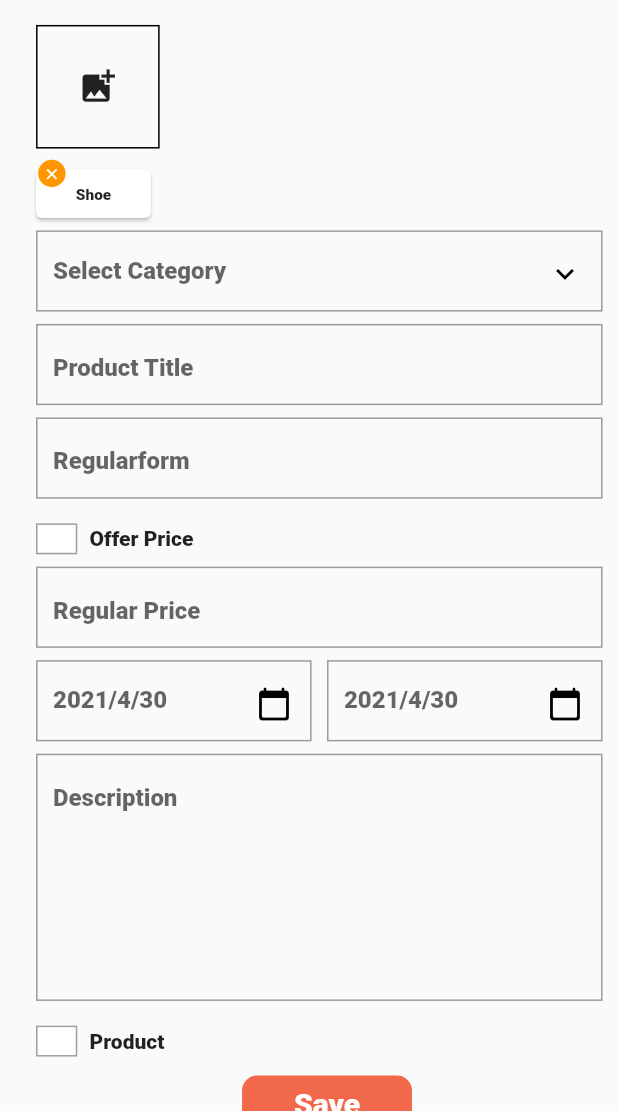
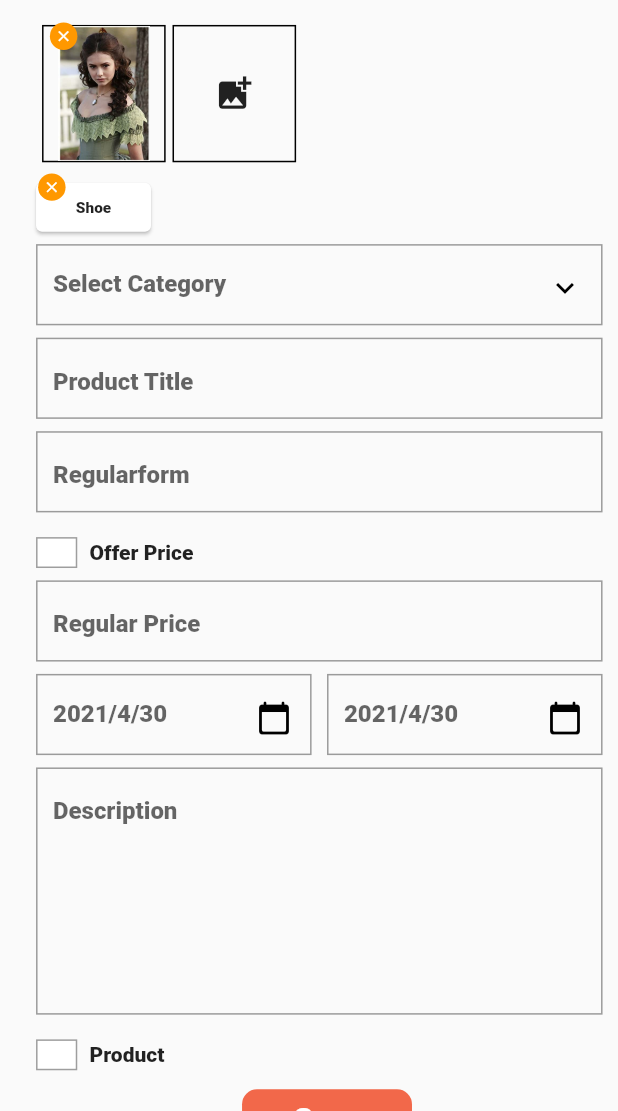
Before and after one commit to Gameofcode1/flutterproject, a Flutter app: the ProductAdd screen opened directly, on a phone screen of 412 x 824 dp, the part 125-1236 px from its top. Run offline on Flutter 3.47's test engine with Material 2 defaults, Android fonts, the phone set to English and light mode, and no system bars; drawn by our look-alikes of flutter_form_builder; our stand-ins replace animated_text_kit, cached_network_image, carousel_slider, font_awesome_flutter, image_picker, intro_slider and 1 more; accounts and stored records are empty; Roboto replaces fonts that are missing (Robotm).

Commit message:
image adjust on keyboard

```diff
--- a/lib/productDetail/models/list.dart
+++ b/lib/productDetail/models/list.dart
@@ -4,7 +4,12 @@ import 'dart:io';
 import 'package:myprofile/productadd/Listproduct/list.dart';
 
 class Allimage extends ChangeNotifier {
-  final List<Widget> images = [];
+  final List<Widget> images = [
+    Image(image: AssetImage("images/katherine.jpg"))
+
+
+
+  ];
 
   final List<bool> check = [
     false,
--- a/lib/productadd/Listproduct/list.dart
+++ b/lib/productadd/Listproduct/list.dart
@@ -1,17 +1,21 @@
-final List<String> catagorie = ["Clothing", "Electronics", "Fashions","Food"];
-final List<String> clothing = ["Men", "Women", "Child","Casual"];
-final List<String> electronic = ["Laptop", "Mobile", "Fridge","Washing Machine"];
-final List<String> fashion = ["Hoodie", "Glasses", "Gloves","Scarf"];
-final List<String> food= ["BreakFast", "Sweet", "Rice"];
+final List<String> catagorie = ["Clothing", "Electronics", "Fashions", "Food"];
+final List<String> clothing = ["Men", "Women", "Child", "Casual"];
+final List<String> electronic = [
+  "Laptop",
+  "Mobile",
+  "Fridge",
+  "Washing Machine"
+];
+final List<String> fashion = ["Hoodie", "Glasses", "Gloves", "Scarf"];
+final List<String> food = ["BreakFast", "Sweet", "Rice"];
 
+final List<String> men = ["Shirt", "Paint", "Shoe", "Meat"];
+final List<String> women = ["BreakFast", "Swe", "Rice", "Meat"];
+final List<String> child = ["BreakFast", "Sweet", "Ri", "Meat"];
+final List<String> causal = ["BreakFast", "Sweet", "Rice", "M"];
 
-final List<String> men= ["Shirt", "Paint", "Shoe","Meat"];
-final List<String>  women= ["BreakFast", "Swe", "Rice","Meat"];
-final List<String> child= ["BreakFast", "Sweet", "Ri","Meat"];
-final List<String> causal= ["BreakFast", "Sweet", "Rice","M"];
-
-var images={
-  "katherine":"images/katherine.jpg",
-  "sun":"images/fruits.jpg",
-  "mon":"images/bicycle.jpg",
+var images = {
+  "katherine": "images/katherine.jpg",
+  "sun": "images/fruits.jpg",
+  "mon": "images/bicycle.jpg",
 };
--- /dev/null
+++ b/lib/productadd/models/titles.dart
@@ -0,0 +1,6 @@
+
+class Title{
+ int id;
+String name;
+Title({this.id,this.name});
+}
--- a/lib/productadd/productadd.dart
+++ b/lib/productadd/productadd.dart
@@ -367,22 +367,32 @@ class _ProductAddState extends State<ProductAdd> with ChangeNotifier {
                             ),
                           ),
                           iconclick == true
-                              ? Column(
-                                  mainAxisAlignment: MainAxisAlignment.start,
-                                  crossAxisAlignment: CrossAxisAlignment.start,
+                              ? Container(
+                                  margin: EdgeInsets.only(
+                                      right: width / 40, top: height / 100),
+                                  decoration: BoxDecoration(
+                                    borderRadius: BorderRadius.only(
+                                      topLeft: Radius.circular(20.0),
+                                      topRight: Radius.circular(20.0),
+                                    ),
+                                  ),
+                                  width: double.infinity,
+                                  child: Container(
+
+                                    decoration: BoxDecoration(
+                                      borderRadius: BorderRadius.circular(10.0),
+                                      color:Color(0xffF3F3F3),
+                                    ),
+                                    margin: EdgeInsets.only(
+                                        left: width / 50, top: height / 100),
+                                    child: Column(
                                       children: [
-                                    Card(
-                                      child: Expanded(
-                                          child: Container(
-                                              width: MediaQuery.of(context)
-                                                  .size
-                                                  .width,
-                                              height: height / 4.5,
-                                              child: ListView.builder(
-                                                  itemCount: newdata.length,
-                                                  itemBuilder:
-                                                      (BuildContext context,
-                                                          int index) {
+                                        Column(
+                                          mainAxisAlignment:
+                                              MainAxisAlignment.start,
+                                          children: newdata.map<Widget>((url) {
+                                            int index = newdata.indexOf(url);
+
                                             return TextButton(
                                               onPressed: () {
                                                 Navigator.push(
@@ -390,28 +400,26 @@ class _ProductAddState extends State<ProductAdd> with ChangeNotifier {
                                                     MaterialPageRoute(
                                                       builder: (context) =>
                                                           CategoryPages(
-                                                                      count:
-                                                                          index),
+                                                              count: index),
                                                     ));
                                               },
                                               child: Text(
                                                 newdata[index],
-                                                        textAlign:
-                                                            TextAlign.start,
+                                                textAlign: TextAlign.start,
                                                 style: TextStyle(
                                                     color: Colors.black,
-                                                            fontSize:
-                                                                height / 60,
+                                                    fontSize: height / 60,
                                                     fontWeight:
-                                                                FontWeight
-                                                                    .normal),
+                                                        FontWeight.normal),
                                               ),
                                             );
-                                                  }))),
+                                          }).toList(),
                                         ),
                                       ],
+                                    ),
+                                  ),
                                 )
-                              : Container(),
+                              : SizedBox.shrink(),
                           Container(
                             margin: EdgeInsets.only(
                                 right: width / 40, top: height / 100),
--- a/pubspec.yaml
+++ b/pubspec.yaml
@@ -47,6 +47,8 @@ flutter:
     - images/shoe2.jpg
     - images/esawa.jpg
     - images/fonepay.png
+    - images/white.jpg
+
 
 
 
```
Also changed, not shown: lib/productadd/widget/addimages.dart (+72 -22 lines), images/download.jpg (added), images/white.jpg (added). Lines whose indentation alone changed are shown as unchanged.
